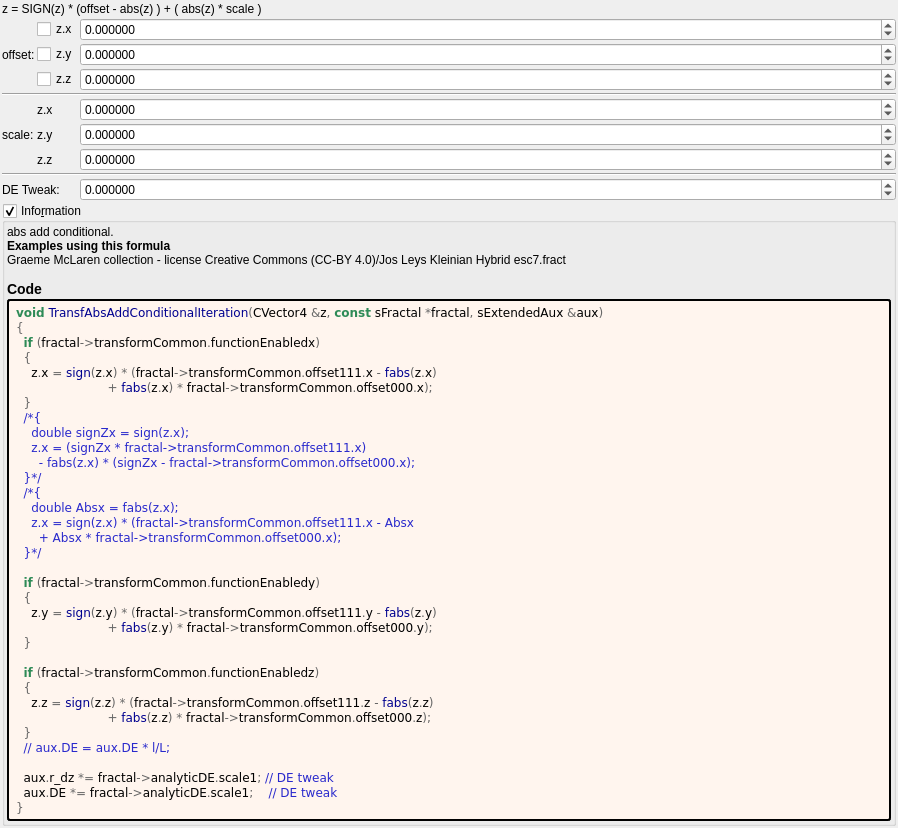
The window that mandelbulber2/formula/ui/transf_abs_add_conditional.ui (buddhi1980/mandelbulber2) describes before a commit, drawn with Qt 5.
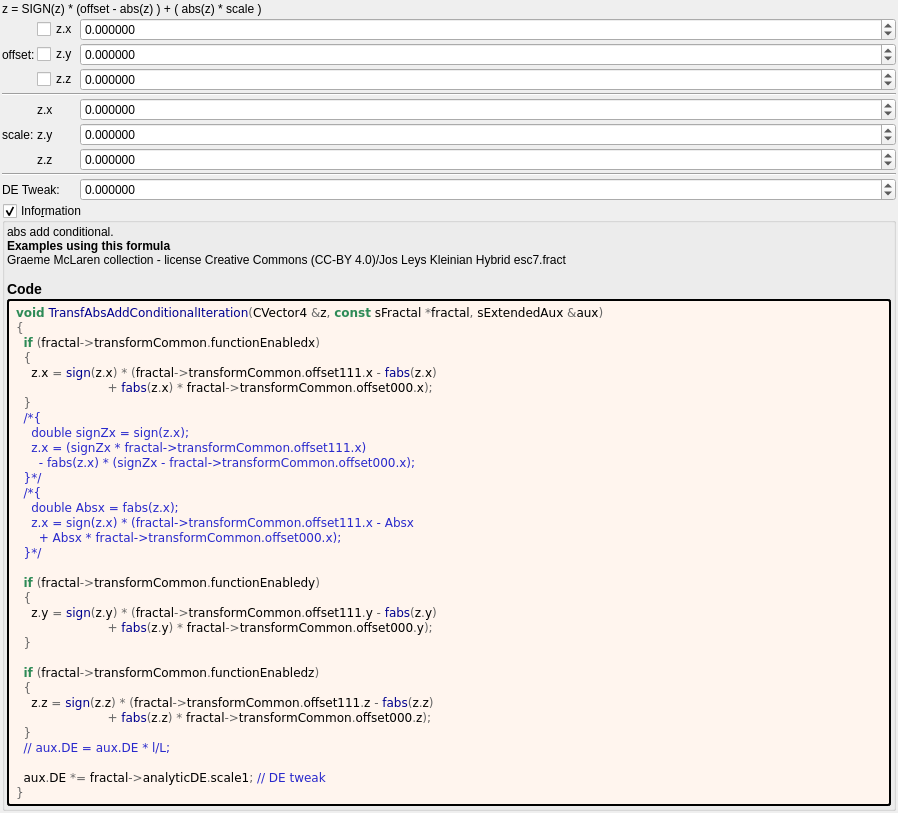
The same window after the commit. Custom widgets are drawn as their Qt base class.

```diff
--- a/mandelbulber2/formula/ui/transf_abs_add_conditional.ui
+++ b/mandelbulber2/formula/ui/transf_abs_add_conditional.ui
@@ -399,8 +399,7 @@
   &lt;span style=&quot;color:#676767&quot;&gt;}&lt;/span&gt;
   &lt;span style=&quot;color:#2929cc&quot;&gt;// aux.DE = aux.DE * l/L;&lt;/span&gt;
 
-  aux&lt;span style=&quot;color:#676767&quot;&gt;.&lt;/span&gt;r_dz &lt;span style=&quot;color:#676767&quot;&gt;*=&lt;/span&gt; fractal&lt;span style=&quot;color:#676767&quot;&gt;-&amp;gt;&lt;/span&gt;analyticDE&lt;span style=&quot;color:#676767&quot;&gt;.&lt;/span&gt;scale1&lt;span style=&quot;color:#676767&quot;&gt;;&lt;/span&gt; &lt;span style=&quot;color:#2929cc&quot;&gt;// DE tweak&lt;/span&gt;
-  aux&lt;span style=&quot;color:#676767&quot;&gt;.&lt;/span&gt;DE &lt;span style=&quot;color:#676767&quot;&gt;*=&lt;/span&gt; fractal&lt;span style=&quot;color:#676767&quot;&gt;-&amp;gt;&lt;/span&gt;analyticDE&lt;span style=&quot;color:#676767&quot;&gt;.&lt;/span&gt;scale1&lt;span style=&quot;color:#676767&quot;&gt;;&lt;/span&gt;    &lt;span style=&quot;color:#2929cc&quot;&gt;// DE tweak&lt;/span&gt;
+  aux&lt;span style=&quot;color:#676767&quot;&gt;.&lt;/span&gt;DE &lt;span style=&quot;color:#676767&quot;&gt;*=&lt;/span&gt; fractal&lt;span style=&quot;color:#676767&quot;&gt;-&amp;gt;&lt;/span&gt;analyticDE&lt;span style=&quot;color:#676767&quot;&gt;.&lt;/span&gt;scale1&lt;span style=&quot;color:#676767&quot;&gt;;&lt;/span&gt; &lt;span style=&quot;color:#2929cc&quot;&gt;// DE tweak&lt;/span&gt;
 &lt;span style=&quot;color:#676767&quot;&gt;}&lt;/span&gt;
 &lt;/pre&gt;
 &lt;/body&gt;</string>
```
